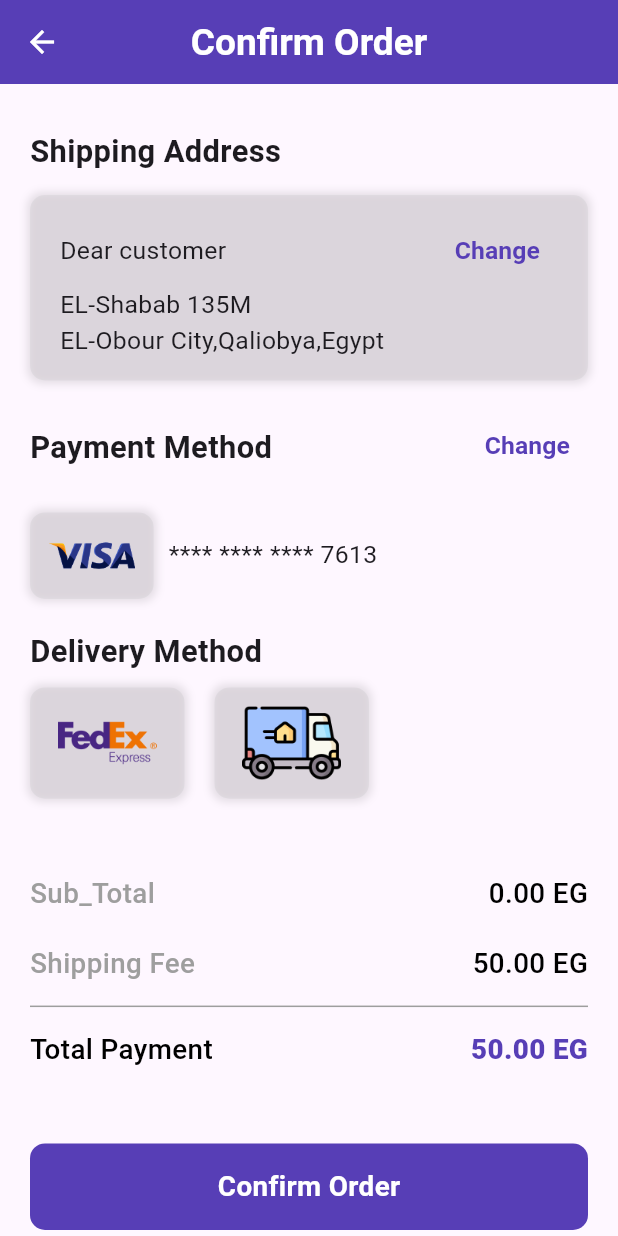
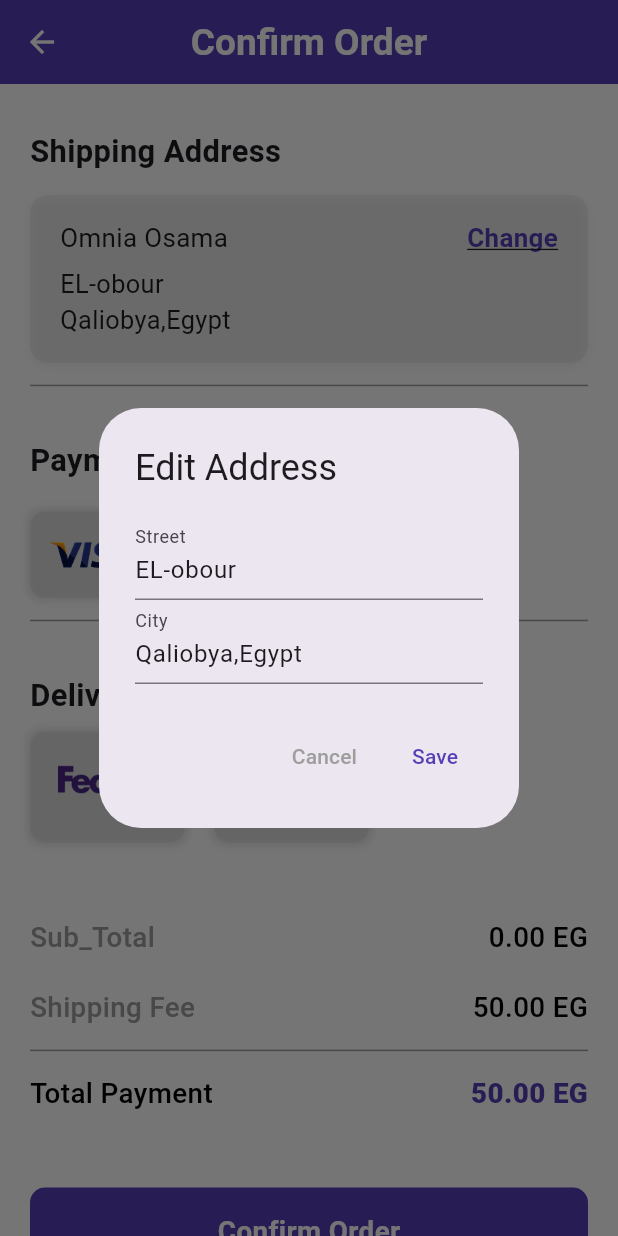
Before and after one commit to omnia-osamaa/E-commerce-UI-flutter, a Flutter app: the OrderConfirmScreen screen opened directly, after a tap on "Change", on a phone screen of 412 x 824 dp. Run offline on Flutter 3.47's test engine with Material 3 defaults, Android fonts, the phone set to English and light mode, and no system bars; our stand-ins replace carousel_slider, curved_navigation_bar, custom_rating_bar, introduction_screen; missing offline and left inert: sms_otp_auto_verify.

Commit message:
fixed UI bugs and improved layout

```diff
--- a/lib/HomeScreens/HomeScreen.dart
+++ b/lib/HomeScreens/HomeScreen.dart
@@ -23,7 +23,7 @@ class _HomeScreenState extends State<HomeScreen> {
         child: SingleChildScrollView(
           padding: EdgeInsets.symmetric(
             horizontal: AppConstants.defaultPadding,
-            vertical: screenHeight * 0.01,
+            vertical: screenHeight * 0.03,
           ),
           child: Column(
             crossAxisAlignment: CrossAxisAlignment.start,
--- a/lib/PaymentScreens/Address.dart
+++ b/lib/PaymentScreens/Address.dart
@@ -11,9 +11,10 @@ class AddressScreen extends StatelessWidget {
     final screenHeight = MediaQuery.of(context).size.height;
 
     return Scaffold(
+      backgroundColor: kWhiteColor,
       appBar: AppBar(
         title: Text(
-          "Shipping Address",
+          "Shipping Details",
           style: TextStyle(
             fontSize: screenWidth * 0.06,
             fontWeight: FontWeight.bold,
--- a/lib/PaymentScreens/OrderConfirmScreen.dart
+++ b/lib/PaymentScreens/OrderConfirmScreen.dart
@@ -5,8 +5,66 @@ import 'package:shope_pluse/Constant/containerBoxbutton.dart';
 import 'package:shope_pluse/PaymentScreens/OrderSuccsess.dart';
 import 'package:shope_pluse/Provider/cart_provider.dart';
 
-class OrderConfirmScreen extends StatelessWidget {
+class OrderConfirmScreen extends StatefulWidget {
   const OrderConfirmScreen({super.key});
+
+  @override
+  State<OrderConfirmScreen> createState() => _OrderConfirmScreenState();
+}
+
+class _OrderConfirmScreenState extends State<OrderConfirmScreen> {
+  String customerName = "Omnia Osama";
+  String street = "EL-obour";
+  String city = "Qaliobya,Egypt";
+
+  final nameController = TextEditingController();
+  final streetController = TextEditingController();
+  final cityController = TextEditingController();
+
+  void _showEditAddressDialog() {
+    nameController.text = customerName;
+    streetController.text = street;
+    cityController.text = city;
+
+    showDialog(
+      context: context,
+      builder: (context) => AlertDialog(
+        title: Text("Edit Address"),
+        content: SingleChildScrollView(
+          child: Column(
+            children: [
+              TextField(
+                controller: streetController,
+                decoration: InputDecoration(labelText: "Street"),
+              ),
+              TextField(
+                controller: cityController,
+                decoration: InputDecoration(labelText: "City"),
+              ),
+            ],
+          ),
+        ),
+        actions: [
+          TextButton(
+            child: Text("Cancel", style: TextStyle(color: kGreyColor)),
+            onPressed: () => Navigator.pop(context),
+          ),
+          TextButton(
+            child: Text("Save", style: TextStyle(color: kPrimaryColor)),
+            onPressed: () {
+              setState(() {
+                customerName = nameController.text;
+                street = streetController.text;
+                city = cityController.text;
+              });
+              Navigator.pop(context);
+            },
+          ),
+        ],
+      ),
+    );
+  }
+
   @override
   Widget build(BuildContext context) {
     final screenWidth = MediaQuery.of(context).size.width;
@@ -18,6 +76,7 @@ class OrderConfirmScreen extends StatelessWidget {
     final totalPayment = subTotal + shippingFee;
 
     return Scaffold(
+      backgroundColor: kWhiteColor,
       appBar: AppBar(
         title: Text(
           "Confirm Order",
@@ -40,6 +99,8 @@ class OrderConfirmScreen extends StatelessWidget {
               crossAxisAlignment: CrossAxisAlignment.start,
               children: [
                 SizedBox(height: AppConstants.mediumSpacing),
+
+                /// Shipping Address
                 Text(
                   "Shipping Address",
                   style: TextStyle(
@@ -52,54 +113,61 @@ class OrderConfirmScreen extends StatelessWidget {
                   padding: EdgeInsets.symmetric(
                       horizontal: AppConstants.largePadding),
                   width: screenWidth,
-                  height: screenHeight * 0.15,
                   decoration: BoxDecoration(
                     color: kLightGreyColor,
-                    borderRadius: BorderRadius.circular(10),
+                    borderRadius: BorderRadius.circular(12),
                     boxShadow: [
                       BoxShadow(
-                        color: Colors.black12.withOpacity(0.1),
-                        blurRadius: 4,
-                        spreadRadius: 2,
+                        color: Colors.black12.withOpacity(0.05),
+                        blurRadius: 6,
+                        offset: Offset(0, 2),
                       )
                     ],
                   ),
-                  child: Center(
+                  child: Padding(
+                    padding:
+                        EdgeInsets.symmetric(vertical: screenHeight * 0.02),
                     child: Column(
                       crossAxisAlignment: CrossAxisAlignment.start,
-                      mainAxisAlignment: MainAxisAlignment.center,
                       children: [
                         Row(
                           mainAxisAlignment: MainAxisAlignment.spaceBetween,
                           children: [
                             Text(
-                              "Dear customer",
-                              style: TextStyle(fontSize: screenWidth * 0.04),
+                              customerName,
+                              style: TextStyle(fontSize: screenWidth * 0.042),
                             ),
-                            TextButton(
-                              onPressed: () {},
+                            InkWell(
+                              onTap: _showEditAddressDialog,
                               child: Text(
                                 "Change",
                                 style: TextStyle(
-                                  fontSize: screenWidth * 0.04,
-                                  fontWeight: FontWeight.w700,
+                                  fontSize: screenWidth * 0.042,
+                                  fontWeight: FontWeight.bold,
                                   color: kPrimaryColor,
+                                  decoration: TextDecoration.underline,
                                 ),
                               ),
-                            )
+                            ),
                           ],
                         ),
+                        SizedBox(height: 6),
                         Text(
-                          "EL-Shabab 135M",
-                          style: TextStyle(fontSize: screenWidth * 0.04),
+                          street,
+                          style: TextStyle(fontSize: screenWidth * 0.041),
                         ),
                         Text(
-                          "EL-Obour City,Qaliobya,Egypt",
-                          style: TextStyle(fontSize: screenWidth * 0.04),
+                          city,
+                          style: TextStyle(fontSize: screenWidth * 0.041),
                         ),
                       ],
                     ),
                   ),
+                ),
+                Divider(
+                  height: AppConstants.extraLargeSpacing,
+                  thickness: 1,
+                  color: kGreyColor,
                 ),
                 SizedBox(height: AppConstants.largeSpacing),
                 Row(
@@ -112,17 +180,6 @@ class OrderConfirmScreen extends StatelessWidget {
                         fontWeight: FontWeight.w600,
                       ),
                     ),
-                    TextButton(
-                      onPressed: () {},
-                      child: Text(
-                        "Change",
-                        style: TextStyle(
-                          fontSize: screenWidth * 0.04,
-                          fontWeight: FontWeight.w700,
-                          color: kPrimaryColor,
-                        ),
-                      ),
-                    )
                   ],
                 ),
                 SizedBox(height: AppConstants.largeSpacing),
@@ -152,7 +209,13 @@ class OrderConfirmScreen extends StatelessWidget {
                     ),
                   ],
                 ),
+                Divider(
+                  height: AppConstants.extraLargeSpacing,
+                  thickness: 1,
+                  color: kGreyColor,
+                ),
                 SizedBox(height: AppConstants.largeSpacing),
+
                 Text(
                   "Delivery Method",
                   style: TextStyle(
--- a/lib/Provider/auth_provider.dart
+++ b/lib/Provider/auth_provider.dart
@@ -91,7 +91,7 @@ class AuthProvider extends ChangeNotifier {
     setLoading(true);
     setErrorMessage(null);
     try {
-      await Future.delayed(const Duration(seconds: 2));
+      await Future.delayed(const Duration(seconds: 1));
       if (password == confirmPassword && password.length >= 6) {
         print("Account created successfully!");
       } else {
--- a/lib/main.dart
+++ b/lib/main.dart
@@ -1,6 +1,7 @@
 import 'package:flutter/material.dart';
 import 'package:provider/provider.dart';
 import 'package:shope_pluse/HomeScreens/NavigatorScreen.dart';
+import 'package:shope_pluse/LoginScreens/SplashScreen.dart';
 import 'package:shope_pluse/Provider/auth_provider.dart';
 import 'package:shope_pluse/Provider/cart_provider.dart';
 import 'package:shope_pluse/Provider/favorite_provider.dart';
@@ -35,7 +36,7 @@ class MyApp extends StatelessWidget {
             centerTitle: true,
           ),
         ),
-        home: const NavigationScreen(),
+        home: const SplashScreen(),
       ),
     );
   }
```
Also changed, not shown: lib/LoginScreens/ForgetScreen.dart (+4 -10 lines), lib/LoginScreens/LoginScreen.dart (+15 -2 lines), lib/LoginScreens/OTPScreen.dart (+8 -6 lines), lib/LoginScreens/OTPVerify.dart (+79 -24 lines), lib/LoginScreens/RecoveryScreen.dart (+28 -4 lines), lib/LoginScreens/SignupScreen.dart (+28 -4 lines).
